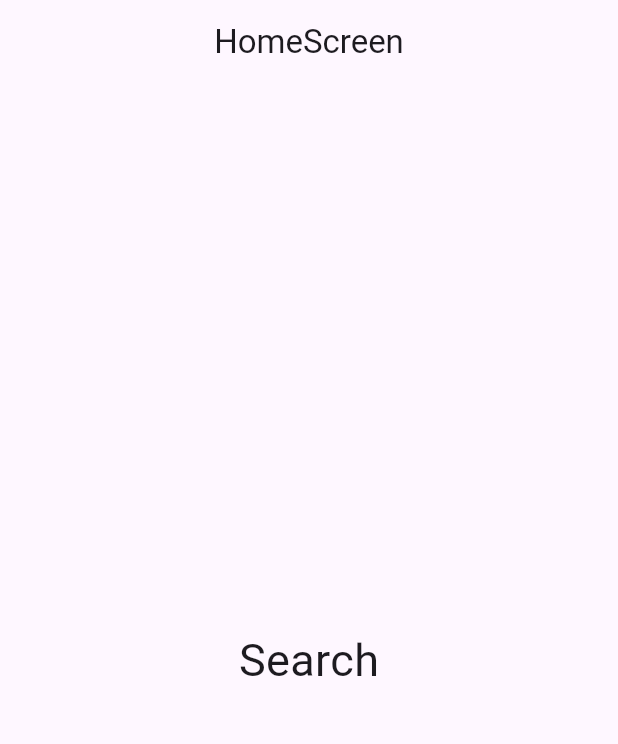
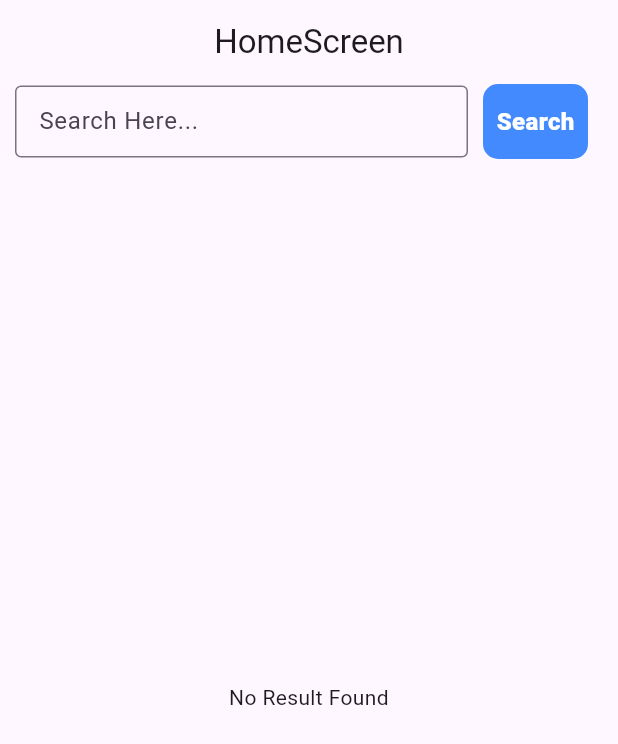
Before and after one commit to Muhammad-Adil005/dummy_login_-_Search_api, a Flutter app: the HomeScreen screen opened directly, after a tap on "Search", on a phone screen of 412 x 824 dp. Shown: the top 744 px of the screen. Run offline on Flutter 3.47's test engine with Material 3 defaults, Android fonts, the light colour scheme and no system bars; our stand-ins replace bloc, dio, equatable, flutter_bloc, google_fonts, reactive_forms.

Commit message:
Integrate the Search functionlity Successfully

```diff
--- a/lib/api_services/login_api.dart
+++ b/lib/api_services/login_api.dart
@@ -11,9 +11,8 @@ class ApiService {
         'https://jsonplaceholder.typicode.com/users',
         data: requestBody,
       );
-      print('ApiService Response Data: ${response.data}');
+      // print('ApiService Response Data: ${response.data}');
 
-      print('Full response: ${response.toString()}');
       if (response.statusCode == 201) {
         return response.data;
       }
@@ -28,12 +27,34 @@ class ApiService {
       Response response = await Dio().get(
         'https://jsonplaceholder.typicode.com/posts?q=$query',
       );
-      print('Search Response: ${response.toString()}');
       if (response.statusCode == 200) {
         return response.data;
       }
+      // if (response.statusCode == 200) {
+      //   return (response.data as List)
+      //       .map((json) => Post.fromJson(json))
+      //       .toList();
+      // }
+      //print('Response dara inside searchPosts : ${response.data}');
     } catch (error) {
       throw Exception('Failed to search: $error');
     }
   }
+
+  // Future<List<Post>> fetchPosts() async {
+  //   try {
+  //     Response response = await Dio().get(
+  //       'https://jsonplaceholder.typicode.com/posts',
+  //     );
+  //     if (response.statusCode == 200) {
+  //       return (response.data as List)
+  //           .map((json) => Post.fromJson(json))
+  //           .toList();
+  //     } else {
+  //       throw Exception('Failed to fetch posts');
+  //     }
+  //   } catch (error) {
+  //     throw Exception('Failed to fetch posts: $error');
+  //   }
+  // }
 }
--- a/lib/home_screen/home_bloc.dart
+++ b/lib/home_screen/home_bloc.dart
@@ -3,6 +3,7 @@ import 'package:bloc/bloc.dart';
 import 'package:login_api_app/home_screen/home.dart';
 
 import '../api_services/login_api.dart';
+import 'model/post_model.dart';
 
 class HomeBloc extends Bloc<HomeEvent, HomeState> {
   HomeBloc() : super(const HomeState()) {
@@ -14,6 +15,7 @@ class HomeBloc extends Bloc<HomeEvent, HomeState> {
 
   void registerEvents() {
     on<PerformSearch>(_onPerformSearch);
+    //on<FetchPosts>(_onFetchPosts);
   }
 
   Future<void> _onPerformSearch(
@@ -23,17 +25,29 @@ class HomeBloc extends Bloc<HomeEvent, HomeState> {
       var response = await _apiService.searchPosts(
         event.query,
       );
-      print('response : $response');
-      if (response != null) {
-        emit(state.copyWith(loading: false, errorMessage: ''));
-      } else {
-        emit(state.copyWith(
-          loading: false,
-          errorMessage: 'Login failed',
-        ));
-      }
+      //print('response : $response');
+      List<Post> posts =
+          (response as List).map((json) => Post.fromJson(json)).toList();
+      emit(state.copyWith(loading: false, posts: posts, errorMessage: ''));
     } catch (e) {
       emit(state.copyWith(loading: false, errorMessage: e.toString()));
     }
   }
+
+  // Future<void> _onFetchPosts(FetchPosts event, Emitter<HomeState> emit) async {
+  //   emit(state.copyWith(loading: true, errorMessage: null));
+  //   try {
+  //     var response = await _apiService.fetchPosts();
+  //     if (response != null) {
+  //       emit(state.copyWith(loading: false, errorMessage: '', posts: response));
+  //     } else {
+  //       emit(state.copyWith(
+  //         loading: false,
+  //         errorMessage: 'Failed to fetch posts',
+  //       ));
+  //     }
+  //   } catch (e) {
+  //     emit(state.copyWith(loading: false, errorMessage: e.toString()));
+  //   }
+  // }
 }
--- a/lib/home_screen/home_event.dart
+++ b/lib/home_screen/home_event.dart
@@ -5,3 +5,5 @@ class PerformSearch extends HomeEvent {
 
   PerformSearch(this.query);
 }
+
+// class FetchPosts extends HomeEvent {}
--- a/lib/home_screen/home_screen.dart
+++ b/lib/home_screen/home_screen.dart
@@ -1,4 +1,3 @@
-// home_screen.dart
 import 'package:flutter/material.dart';
 import 'package:flutter_bloc/flutter_bloc.dart';
 import 'package:google_fonts/google_fonts.dart';
@@ -9,6 +8,8 @@ class HomeScreen extends StatelessWidget {
 
   @override
   Widget build(BuildContext context) {
+    TextEditingController searchController = TextEditingController();
+
     return Scaffold(
       appBar: AppBar(
         centerTitle: true,
@@ -21,17 +22,118 @@ class HomeScreen extends StatelessWidget {
               child: CircularProgressIndicator(),
             );
           }
+          if (state.errorMessage != null && state.errorMessage!.isNotEmpty) {
             return Center(
-            child: GestureDetector(
+              child: Text(state.errorMessage!),
+            );
+          }
+          // if (state.posts.isEmpty) {
+          //   return const Center(
+          //     child: Text('No Result Found'),
+          //   );
+          // }
+          return Padding(
+            padding: const EdgeInsets.symmetric(horizontal: 10),
+            child: Column(
+              children: [
+                Row(
+                  mainAxisAlignment: MainAxisAlignment.spaceBetween,
+                  children: [
+                    Expanded(
+                      child: TextField(
+                        controller: searchController,
+                        decoration: const InputDecoration(
+                          contentPadding: EdgeInsets.all(12),
+                          hintText: 'Search Here...',
+                          border: OutlineInputBorder(),
+                        ),
+                        onSubmitted: (value) {
+                          if (value.isNotEmpty) {
+                            BlocProvider.of<HomeBloc>(context)
+                                .add(PerformSearch(value));
+                          }
+                        },
+                        // onSubmitted: (value) {
+                        //   BlocProvider.of<HomeBloc>(context)
+                        //       .add(PerformSearch(value));
+                        // },
+                      ),
+                    ),
+                    const SizedBox(width: 10),
+                    GestureDetector(
+                      // onTap: () {
+                      //   BlocProvider.of<HomeBloc>(context)
+                      //       .add(PerformSearch('qui'));
+                      // },
                       onTap: () {
-                BlocProvider.of<HomeBloc>(context).add(PerformSearch('qui'));
+                        final query = searchController.text;
+                        if (query.isNotEmpty) {
+                          BlocProvider.of<HomeBloc>(context)
+                              .add(PerformSearch(query));
+                          searchController.clear();
+                        }
                       },
+                      child: Container(
+                        height: 50,
+                        width: 70,
+                        decoration: BoxDecoration(
+                          borderRadius: BorderRadius.circular(10),
+                          color: Colors.blueAccent,
+                        ),
+                        child: Center(
                           child: Text(
                             'Search',
                             style: GoogleFonts.roboto(
-                  fontSize: 30,
+                              fontSize: 16,
+                              color: Colors.white,
+                              fontWeight: FontWeight.w900,
                             ),
                           ),
+                        ),
+                      ),
+                    ),
+                    const SizedBox(width: 10),
+                  ],
+                ),
+                if (state.posts.isEmpty)
+                  const Expanded(
+                    child: Center(
+                      child: Text(
+                        textAlign: TextAlign.center,
+                        'No Result Found',
+                      ),
+                    ),
+                  )
+                else
+                  Expanded(
+                    child: ListView.builder(
+                      itemCount: state.posts.length,
+                      itemBuilder: (context, index) {
+                        final post = state.posts[index];
+                        return Card(
+                          margin: const EdgeInsets.symmetric(vertical: 10),
+                          child: Padding(
+                            padding: const EdgeInsets.all(10),
+                            child: Column(
+                              crossAxisAlignment: CrossAxisAlignment.start,
+                              children: [
+                                Text(
+                                  post.title,
+                                  style: const TextStyle(
+                                    fontSize: 18,
+                                    fontWeight: FontWeight.bold,
+                                  ),
+                                ),
+                                const SizedBox(height: 10),
+                                Text(post.body),
+                              ],
+                            ),
+                          ),
+                        );
+                      },
+                    ),
+                  ),
+              ],
             ),
           );
         },
--- a/lib/home_screen/home_state.dart
+++ b/lib/home_screen/home_state.dart
@@ -1,23 +1,29 @@
 import 'package:equatable/equatable.dart';
+
+import 'model/post_model.dart';
 
 class HomeState extends Equatable {
   final bool loading;
+  final List<Post> posts;
   //final bool success;
   final String? errorMessage;
 
   const HomeState({
     this.loading = false,
+    this.posts = const [],
     //this.success = false,
     this.errorMessage,
   });
 
   HomeState copyWith({
     bool? loading,
+    List<Post>? posts,
     //bool? success,
     String? errorMessage,
   }) {
     return HomeState(
       loading: loading ?? this.loading,
+      posts: posts ?? this.posts,
       errorMessage: errorMessage ?? this.errorMessage,
       //success: success ?? this.success,
     );
@@ -25,6 +31,7 @@ class HomeState extends Equatable {
 
   List<Object?> get props => [
         loading,
+        posts,
         errorMessage,
         //success,
       ];
--- /dev/null
+++ b/lib/home_screen/model/post_model.dart
@@ -0,0 +1,31 @@
+class Post {
+  //final int userId;
+  final int id;
+  final String title;
+  final String body;
+
+  Post({
+    //required this.userId,
+    required this.id,
+    required this.title,
+    required this.body,
+  });
+
+  factory Post.fromJson(Map<String, dynamic> json) {
+    return Post(
+      //userId: json['userId'],
+      id: json['id'],
+      title: json['title'],
+      body: json['body'],
+    );
+  }
+
+  Map<String, dynamic> toJson() {
+    return {
+      //'userId': userId,
+      'id': id,
+      'title': title,
+      'body': body,
+    };
+  }
+}
--- a/lib/login_screen/login_screen.dart
+++ b/lib/login_screen/login_screen.dart
@@ -17,6 +17,11 @@ class LoginScreen extends StatelessWidget {
         body: BlocListener<LoginBloc, LoginState>(
           listener: (context, state) {
             if (state.success) {
+              ScaffoldMessenger.of(context).showSnackBar(
+                const SnackBar(
+                    duration: Duration(seconds: 1),
+                    content: Text('Login Successfully')),
+              );
               Navigator.pushReplacement(context,
                   MaterialPageRoute(builder: (context) => const HomeScreen()));
             } else if (state.errorMessage != null) {
```
Lines whose indentation alone changed are shown as unchanged.
